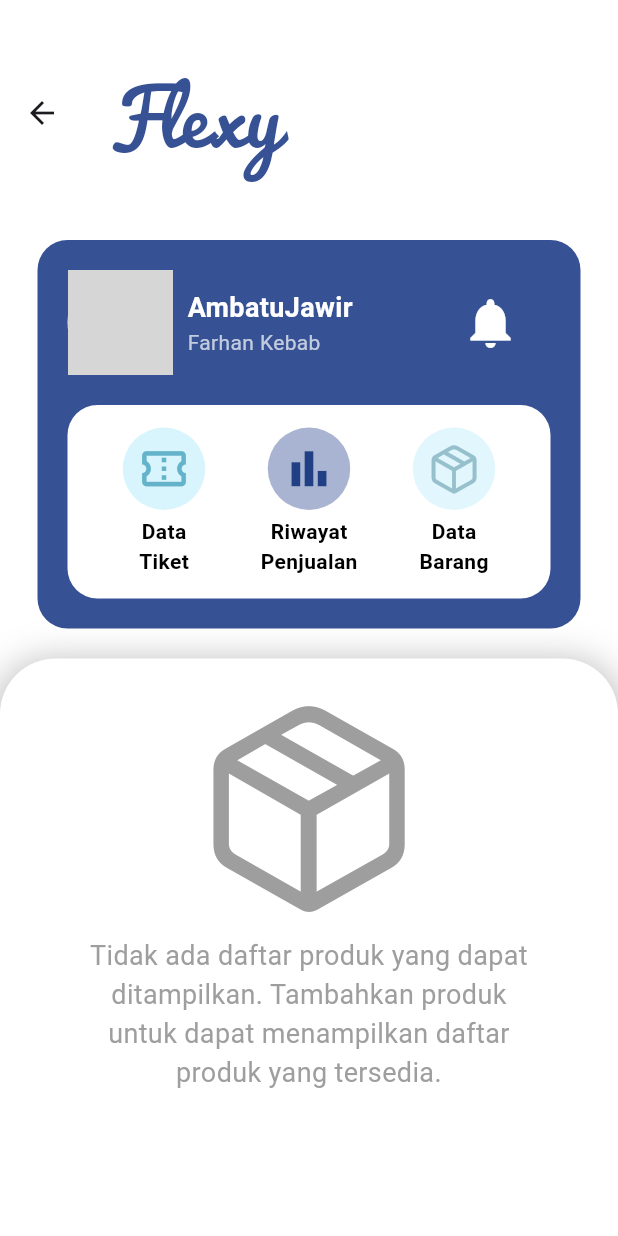
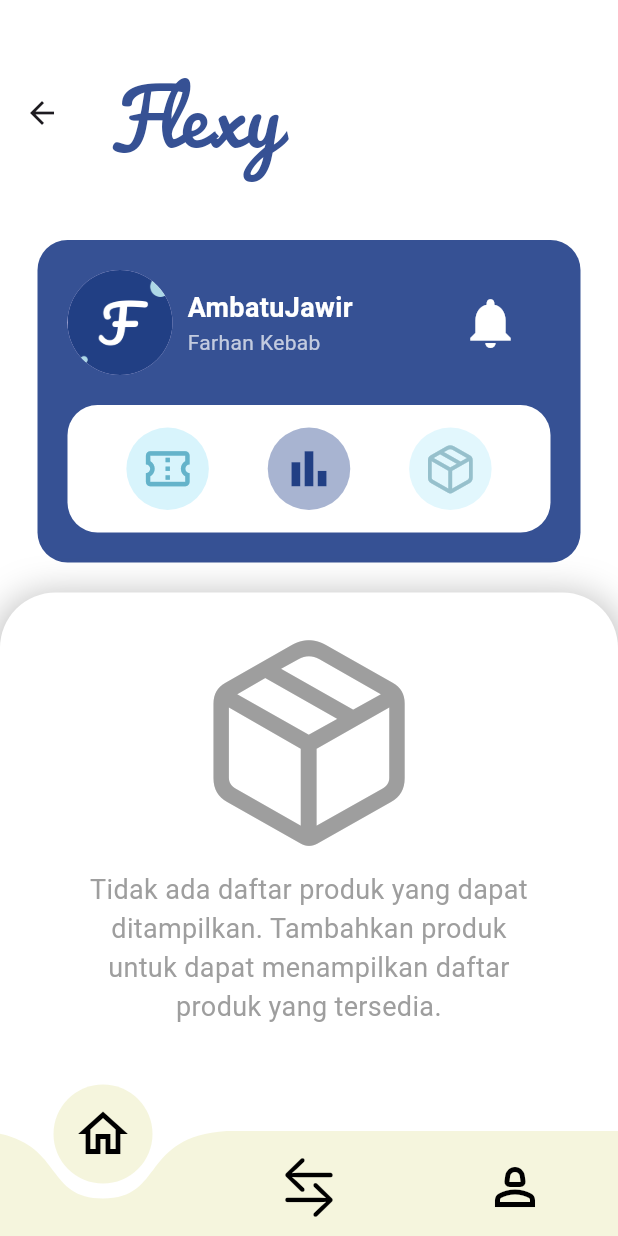
Before and after one commit to hanifaslam/appflexy, a Flutter app: the HomeView screen opened by its route, on a phone screen of 412 x 824 dp. Run offline on Flutter 3.47's test engine with Material 3 defaults, Android fonts, the phone set to English and light mode, and no system bars; drawn by our look-alikes of curved_navigation_bar; our stand-ins replace get; grey boxes are pictures that could not be loaded.

Commit message:
update homepage

```diff
--- a/lib/app/modules/home/views/home_view.dart
+++ b/lib/app/modules/home/views/home_view.dart
@@ -1,101 +1,154 @@
+// ignore_for_file: avoid_print
+
+import 'package:apptiket/app/routes/app_pages.dart';
 import 'package:flutter/cupertino.dart';
 import 'package:flutter/material.dart';
+import 'package:curved_navigation_bar/curved_navigation_bar.dart';
 import 'package:get/get.dart';
 import '../controllers/home_controller.dart';
 
-// Widget utama untuk tampilan Home
-class HomeView extends GetView<HomeController> {
+// HomeView dengan CurvedNavigationBar
+class HomeView extends StatefulWidget {
   const HomeView({super.key});
+
+  @override
+  State<HomeView> createState() => _HomeViewState();
+}
+
+class _HomeViewState extends State<HomeView> {
+  int _pageIndex = 0; // Index untuk melacak halaman aktif
+
+  // Daftar halaman untuk setiap tab
+  final List<Widget> _pages = [
+    const Center(child: Text('Beranda', style: TextStyle(fontSize: 24))),
+    const Center(child: Text('Penjualan', style: TextStyle(fontSize: 24))),
+    const Center(child: Text('Settings', style: TextStyle(fontSize: 24))),
+  ];
 
   @override
   Widget build(BuildContext context) {
     return Scaffold(
-      appBar: _buildAppBar(), // Membuat AppBar
+      appBar: _buildAppBar(), // AppBar dengan custom style
       body: Stack(
         children: [
-          _buildBackground(), // Latar belakang berwarna abu-abu
-          _buildContent(), // Konten utama di atas latar belakang
+          _buildBackground(), // Latar belakang putih
+          _buildContent(), // Konten utama di atas latar
+        ],
+      ),
+      bottomNavigationBar: CurvedNavigationBar(
+        backgroundColor: Colors.white, // Latar belakang navbar
+        color: const Color(0xffF5F5DD), // Warna navbar
+        height: 70, // Tinggi navbar diperbesar
+        animationDuration: const Duration(milliseconds: 300), // Durasi animasi
+        onTap: (index) {
+          print('Tab index: $index'); // Log saat tab ditekan
+          setState(() {
+            _pageIndex = index; // Update halaman aktif
+
+            // Navigasi ke halaman yang sesuai
+            if (index == 0) {
+              Get.offAllNamed(Routes.HOME); // Ganti dengan nama rute yang sesuai
+            } else if (index == 1) {
+              Get.offAllNamed(Routes.HOME); // Ganti dengan nama rute yang sesuai
+            } else if (index == 2) {
+              Get.offAllNamed(Routes.HOME); // Ganti dengan nama rute yang sesuai
+            }
+          });
+        },
+        items: [
+          _buildNavBarItem(Icons.home_outlined),
+          _buildNavBarItem(CupertinoIcons.arrow_right_arrow_left),
+          _buildNavBarItem(Icons.person_2_outlined),
         ],
       ),
     );
   }
 
-  // Fungsi untuk membangun AppBar dengan judul dan gaya khusus
+  // Widget untuk item navbar tanpa teks di bawah ikon
+  Widget _buildNavBarItem(IconData icon) {
+    return Column(
+      mainAxisSize: MainAxisSize.min,
+      children: [
+        CircleAvatar(
+          radius: 25, // Ukuran lingkaran
+          backgroundColor: const Color(0xffF5F5DD),
+          child: Icon(icon, color: Colors.black, size: 40),
+        ),
+      ],
+    );
+  }
+
+  // AppBar dengan judul dan style kustom
   AppBar _buildAppBar() {
     return AppBar(
-      toolbarHeight: 150, // Ubah tinggi AppBar menjadi lebih kecil
-      backgroundColor: const Color(0xffffffff), // Warna latar belakang AppBar
-      elevation: 0, // Menghilangkan bayangan AppBar
+      toolbarHeight: 150, // Tinggi AppBar
+      backgroundColor: const Color(0xffffffff), // Warna latar AppBar
+      elevation: 0, // Hilangkan bayangan
       title: Container(
-        padding:
-            const EdgeInsets.only(top: 5.0), // Atur padding atas lebih sedikit
+        padding: const EdgeInsets.only(top: 5.0), // Padding atas kecil
         child: const Text(
-          "Flexy", // Judul aplikasi
+          "Flexy",
           style: TextStyle(
             fontFamily: 'Pacifico',
-              fontSize: 50, // Ukuran font lebih kecil
+            fontSize: 50, // Ukuran font besar
             fontWeight: FontWeight.normal,
-              color: Color(0xff365194) // Ketebalan font
+            color: Color(0xff365194), // Warna biru
           ),
         ),
       ),
     );
   }
 
-  // Fungsi untuk membangun latar belakang berwarna abu-abu
+  // Latar belakang putih untuk halaman
   Widget _buildBackground() {
     return Container(
-      height: Get.height, // Mengisi tinggi layar penuh
-      width: Get.width, // Mengisi lebar layar penuh
-      color: Color(0xffffffff), // Warna latar belakang abu-abu
+      height: Get.height, // Isi layar penuh secara vertikal
+      width: Get.width, // Isi layar penuh secara horizontal
+      color: const Color(0xffffffff), // Warna putih
     );
   }
 
-  // Fungsi untuk membangun konten utama aplikasi
+  // Konten utama dengan informasi dan bagian bawah
   Widget _buildContent() {
     return Container(
-      margin: const EdgeInsets.only(top: 10), // Memberikan margin atas
+      margin: const EdgeInsets.only(top: 10), // Margin atas
       child: Column(
         children: [
           _buildUserInfoSection(), // Bagian informasi pengguna
           const SizedBox(height: 20), // Jarak antar konten
-          _buildBottomSection(), // Bagian bawah dengan latar ungu
+          _buildBottomSection(), // Bagian bawah dengan ikon besar
         ],
       ),
     );
   }
 
-  // Fungsi untuk membuat bagian informasi pengguna
+  // Bagian informasi pengguna dengan avatar dan notifikasi
   Widget _buildUserInfoSection() {
     return Container(
-      margin: const EdgeInsets.symmetric(horizontal: 25), // Margin kiri & kanan
+      margin: const EdgeInsets.symmetric(horizontal: 25), // Margin kiri-kanan
       decoration: BoxDecoration(
         color: const Color(0xff365194), // Warna biru tua
         borderRadius: BorderRadius.circular(20), // Sudut melengkung
       ),
       child: Padding(
-        padding:
-            const EdgeInsets.all(20.0), // Mengurangi padding di dalam kontainer
+        padding: const EdgeInsets.all(20.0), // Padding dalam kontainer
         child: Column(
           children: [
             Row(
               children: [
-                // Avatar pengguna
+                // Avatar pengguna dengan gambar dari asset
                 const CircleAvatar(
-                  radius: 35, // Ukuran radius avatar
-                  backgroundImage: NetworkImage(
-                    'https://example.com/profile-pic.png', // URL foto profil
+                  radius: 35, // Ukuran avatar
+                  backgroundImage: AssetImage('assets/logo/logoflex.png'),
                 ),
-                ),
-                const SizedBox(width: 10), // Jarak antara avatar dan teks
-                // Nama dan deskripsi pengguna
+                const SizedBox(width: 10), // Jarak antar avatar dan teks
                 Column(
                   crossAxisAlignment: CrossAxisAlignment.start,
                   children: const [
                     Text(
                       "AmbatuJawir", // Nama pengguna
                       style: TextStyle(
-                        color: Colors.white,
+                        color: Colors.white, // Teks putih
                         fontWeight: FontWeight.bold,
                         fontSize: 18,
                       ),
@@ -106,11 +159,9 @@ class HomeView extends GetView<HomeController> {
                     ),
                   ],
                 ),
-                const Spacer(), // Ruang kosong untuk mendorong ikon ke kanan
-                // Ikon notifikasi
+                const Spacer(), // Ruang kosong untuk push ikon notifikasi
                 const Padding(
-                  padding:
-                      EdgeInsets.only(right: 20.0), // Jarak dari tepi kanan
+                  padding: EdgeInsets.only(right: 20.0), // Margin kanan ikon
                   child: Icon(
                     Icons.notifications, // Ikon notifikasi
                     color: Colors.white,
@@ -119,30 +170,34 @@ class HomeView extends GetView<HomeController> {
                 ),
               ],
             ),
-            const SizedBox(height: 10), // Jarak antar konten
+            const SizedBox(height: 10), // Jarak antar elemen
 
-            // Kontainer putih untuk ikon
+            // Kontainer putih dengan ikon di dalamnya
             Container(
-              margin: const EdgeInsets.only(
-                  top: 10), // Margin atas untuk kontainer putih
-              decoration: BoxDecoration(
-                color: const Color(
-                    0xffffffff), // Warna latar belakang menjadi putih
-                borderRadius:
-                    BorderRadius.all(Radius.circular(20)), // Radius sudut
+              margin: const EdgeInsets.only(top: 10),
+              decoration: const BoxDecoration(
+                color: Color(0xffffffff), // Latar putih
+                borderRadius: BorderRadius.all(Radius.circular(20)),
               ),
-              padding:
-                  const EdgeInsets.symmetric(vertical: 15), // Padding vertikal
+              padding: const EdgeInsets.symmetric(vertical: 15),
               child: Row(
-                mainAxisAlignment: MainAxisAlignment
-                    .spaceEvenly, // Menggunakan spaceEvenly untuk mendistribusikan ikon secara merata
+                mainAxisAlignment: MainAxisAlignment.spaceEvenly,
                 children: [
-                  _buildCircularIconButton(Icons.confirmation_num_outlined,
-                      'Data', 'Tiket', Color(0xffD8F4FC), Color(0xff64B3CA)),
-                  _buildCircularIconButton(Icons.bar_chart, 'Riwayat',
-                      'Penjualan', Color(0xffA8B4D1), Color(0xff213F84)),
-                  _buildCircularIconButton(CupertinoIcons.cube_box, 'Data',
-                      'Barang', Color(0xffE2F7FD), Color(0xff96C0CC)),
+                  _buildCircularIconButton(
+                    Icons.confirmation_num_outlined,
+                    const Color(0xffD8F4FC),
+                    const Color(0xff64B3CA),
+                  ),
+                  _buildCircularIconButton(
+                    Icons.bar_chart,
+                    const Color(0xffA8B4D1),
+                    const Color(0xff213F84),
+                  ),
+                  _buildCircularIconButton(
+                    CupertinoIcons.cube_box,
+                    const Color(0xffE2F7FD),
+                    const Color(0xff96C0CC),
+                  ),
                 ],
               ),
             ),
@@ -152,52 +207,47 @@ class HomeView extends GetView<HomeController> {
     );
   }
 
-  // Fungsi untuk membuat bagian bawah dengan latar putih
+  // Bagian bawah dengan latar putih dan ikon besar
   Widget _buildBottomSection() {
     return Expanded(
       child: Container(
-        width:
-            double.infinity, // Mengatur lebar kontainer mengikuti lebar layar
-        decoration: BoxDecoration(
-          color: Colors.white, // Warna latar belakang putih
-          borderRadius: const BorderRadius.only(
+        width: double.infinity, // Lebar penuh
+        decoration: const BoxDecoration(
+          color: Colors.white, // Latar belakang putih
+          borderRadius: BorderRadius.only(
             topLeft: Radius.circular(37), // Sudut atas kiri melengkung
             topRight: Radius.circular(37), // Sudut atas kanan melengkung
           ),
-          boxShadow: const [
+          boxShadow: [
             BoxShadow(
-              color: Colors.black26, // Warna bayangan
-              offset: Offset(0, 4), // Mengatur posisi bayangan (x, y)
-              blurRadius: 20, // Mengatur seberapa kabur bayangan
-              spreadRadius: 3, // Mengatur seberapa luas bayangan
+              color: Colors.black26, // Bayangan
+              offset: Offset(0, 4), // Posisi bayangan
+              blurRadius: 20, // Blur radius bayangan
+              spreadRadius: 3, // Luas bayangan
             ),
           ],
         ),
         child: Column(
-          crossAxisAlignment: CrossAxisAlignment
-              .center, // Menempatkan konten di tengah secara horizontal
+          crossAxisAlignment: CrossAxisAlignment.center, // Rata tengah
           children: [
             const Padding(
-              padding: EdgeInsets.only(
-                  top: 25.0), // Menambahkan padding atas pada ikon
+              padding: EdgeInsets.only(top: 25.0),
               child: Icon(
-                CupertinoIcons.cube_box, // Ikon yang digunakan
-                size: 150, // Ukuran ikon
-                color: Colors.grey, // Warna ikon
+                CupertinoIcons.cube_box, // Ikon besar
+                size: 150,
+                color: Colors.grey,
               ),
             ),
-            const SizedBox(height: 10), // Jarak antara ikon dan teks
+            const SizedBox(height: 10), // Jarak dengan teks
             const Padding(
-              padding: EdgeInsets.symmetric(
-                  horizontal: 50.0), // Menambahkan padding horizontal pada teks
+              padding: EdgeInsets.symmetric(horizontal: 50.0),
               child: Text(
-                'Tidak ada daftar produk yang dapat ditampilkan. Tambahkan produk untuk dapat menampilkan daftar produk yang tersedia.', // Teks yang ditampilkan di bawah ikon
+                'Tidak ada daftar produk yang dapat ditampilkan. Tambahkan produk untuk dapat menampilkan daftar produk yang tersedia.',
+                textAlign: TextAlign.center, // Rata tengah
                 style: TextStyle(
-                  fontSize: 18, // Ukuran font
-                  color: Colors.grey, // Warna teks
-                  fontWeight: FontWeight.normal, // Ketebalan font
+                  fontSize: 18,
+                  color: Colors.grey,
                 ),
-                textAlign: TextAlign.center, // Rata tengah
               ),
             ),
           ],
@@ -206,44 +256,23 @@ class HomeView extends GetView<HomeController> {
     );
   }
 
-  // Fungsi untuk membangun tombol menu dengan ikon lingkaran
-  Widget _buildCircularIconButton(IconData icon, String label1, String label2,
-      Color circleColor, Color iconColor) {
-    return Column(
-      mainAxisSize: MainAxisSize.min, // Ukuran minimum untuk kolom
-      children: [
-        Container(
+  // Widget untuk tombol dengan ikon lingkaran (tanpa teks)
+  Widget _buildCircularIconButton(
+    IconData icon,
+    Color circleColor,
+    Color iconColor,
+  ) {
+    return Container(
       decoration: BoxDecoration(
-            shape: BoxShape.circle, // Membuat bentuk lingkaran
-            color: circleColor, // Warna latar belakang lingkaran
+        shape: BoxShape.circle, // Bentuk lingkaran
+        color: circleColor, // Warna latar
       ),
-          padding: const EdgeInsets.all(10.0), // Padding di dalam lingkaran
+      padding: const EdgeInsets.all(10.0),
       child: Icon(
-            icon, // Menggunakan ikon yang diterima
-            size: 35, // Ukuran ikon
+        icon, // Ikon yang diterima
+        size: 35,
         color: iconColor, // Warna ikon
       ),
-        ),
-        const SizedBox(height: 4), // Jarak antara ikon dan label (lebih dekat)
-        Column(
-          children: [
-            Text(
-              label1, // Label baris pertama
-              style: const TextStyle(
-                color: Colors.black, // Warna teks
-                fontWeight: FontWeight.bold, // Ketebalan teks
-              ),
-            ),
-            Text(
-              label2, // Label baris kedua
-              style: const TextStyle(
-                color: Colors.black, // Warna teks
-                fontWeight: FontWeight.bold, // Ketebalan teks
-              ),
-            ),
-          ],
-        ),
-      ],
     );
   }
 }
--- a/lib/app/modules/penjualan/views/penjualan_view.dart
+++ b/lib/app/modules/penjualan/views/penjualan_view.dart
@@ -1,4 +1,5 @@
 import 'package:apptiket/app/modules/checkout/views/checkout_view.dart';
+import 'package:apptiket/app/routes/app_pages.dart';
 import 'package:flutter/material.dart';
 import 'package:get/get.dart';
 
@@ -18,7 +19,8 @@ class _PenjualanViewState extends State<PenjualanView> {
         leading: IconButton(
           icon: const Icon(Icons.arrow_back),
           onPressed: () {
-            // Aksi ketika tombol kembali ditekan
+            // Pindah ke halaman profil ketika tombol kembali ditekan
+            Get.offAllNamed(Routes.HOME);
           },
         ),
       ),
```
Lines whose indentation alone changed are shown as unchanged.
